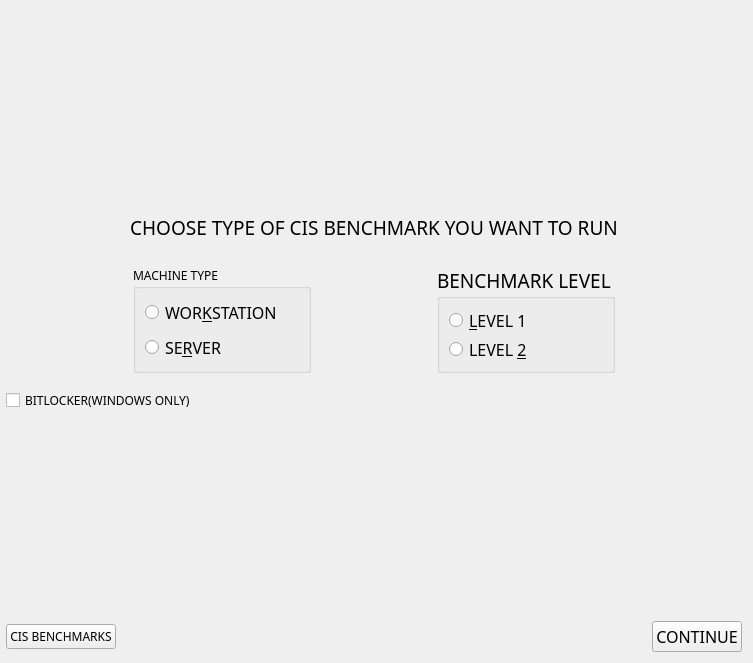
Old version of the form new_audit_page.ui in the repository h4636oh/EasyAudit_QT.
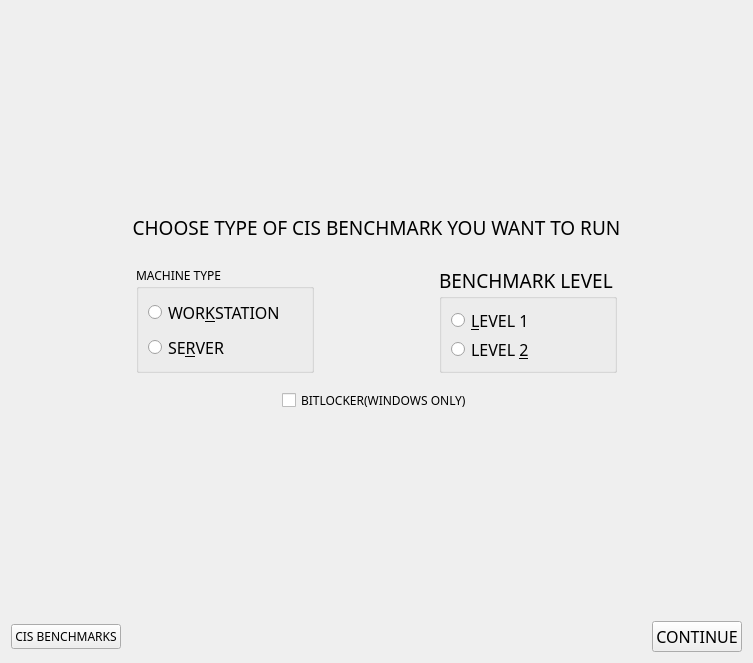
New version of the form.

Commit message: bitlocker aligned

What changed in the file:
```diff
--- a/new_audit_page.ui
+++ b/new_audit_page.ui
@@ -37,12 +37,6 @@
    <string>Widget</string>
   </property>
   <layout class="QVBoxLayout" name="verticalLayout">
-   <property name="sizeConstraint">
-    <enum>QLayout::SizeConstraint::SetDefaultConstraint</enum>
-   </property>
-   <property name="leftMargin">
-    <number>6</number>
-   </property>
    <item>
     <spacer name="vspacer_2">
      <property name="orientation">
@@ -299,6 +293,21 @@
     </spacer>
    </item>
    <item>
+    <layout class="QHBoxLayout" name="horizontalLayout">
+     <item>
+      <spacer name="horizontalSpacer">
+       <property name="orientation">
+        <enum>Qt::Orientation::Horizontal</enum>
+       </property>
+       <property name="sizeHint" stdset="0">
+        <size>
+         <width>40</width>
+         <height>20</height>
+        </size>
+       </property>
+      </spacer>
+     </item>
+     <item>
     <widget class="QCheckBox" name="bitlocker_btn">
      <property name="enabled">
       <bool>true</bool>
@@ -307,6 +316,21 @@
       <string>BITLOCKER(WINDOWS ONLY)</string>
      </property>
     </widget>
+     </item>
+     <item>
+      <spacer name="horizontalSpacer_2">
+       <property name="orientation">
+        <enum>Qt::Orientation::Horizontal</enum>
+       </property>
+       <property name="sizeHint" stdset="0">
+        <size>
+         <width>40</width>
+         <height>20</height>
+        </size>
+       </property>
+      </spacer>
+     </item>
+    </layout>
    </item>
    <item>
     <spacer name="vspacer_1">
```
Lines whose indentation alone changed are shown as unchanged. The commit also changes 2 other files.
